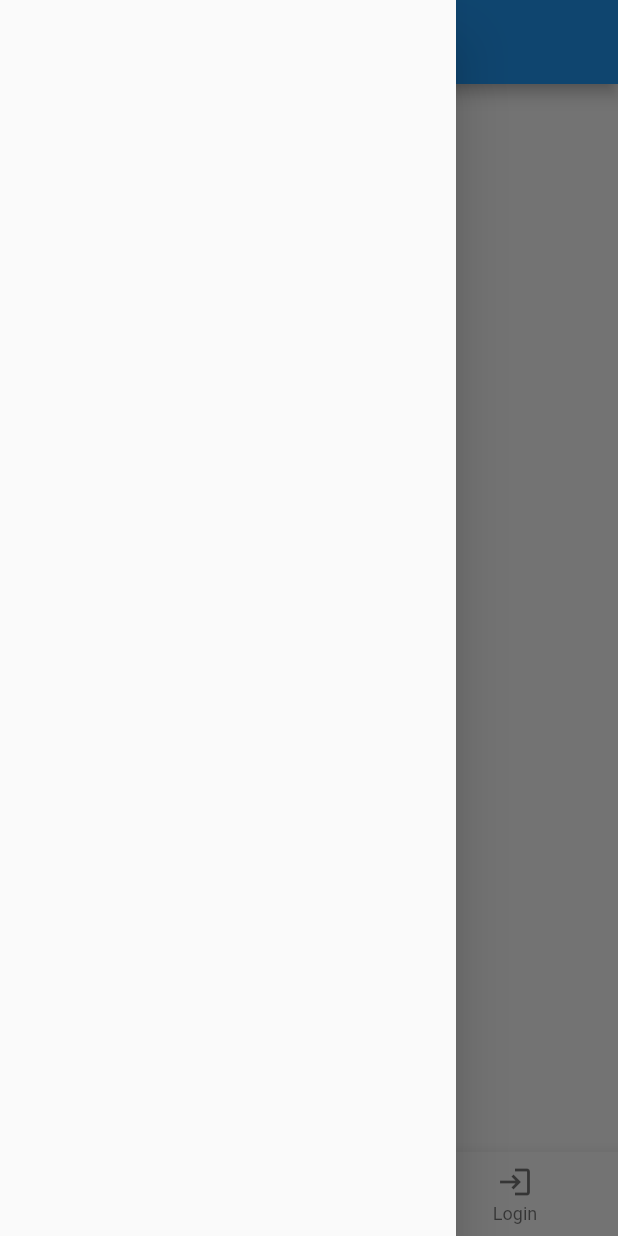
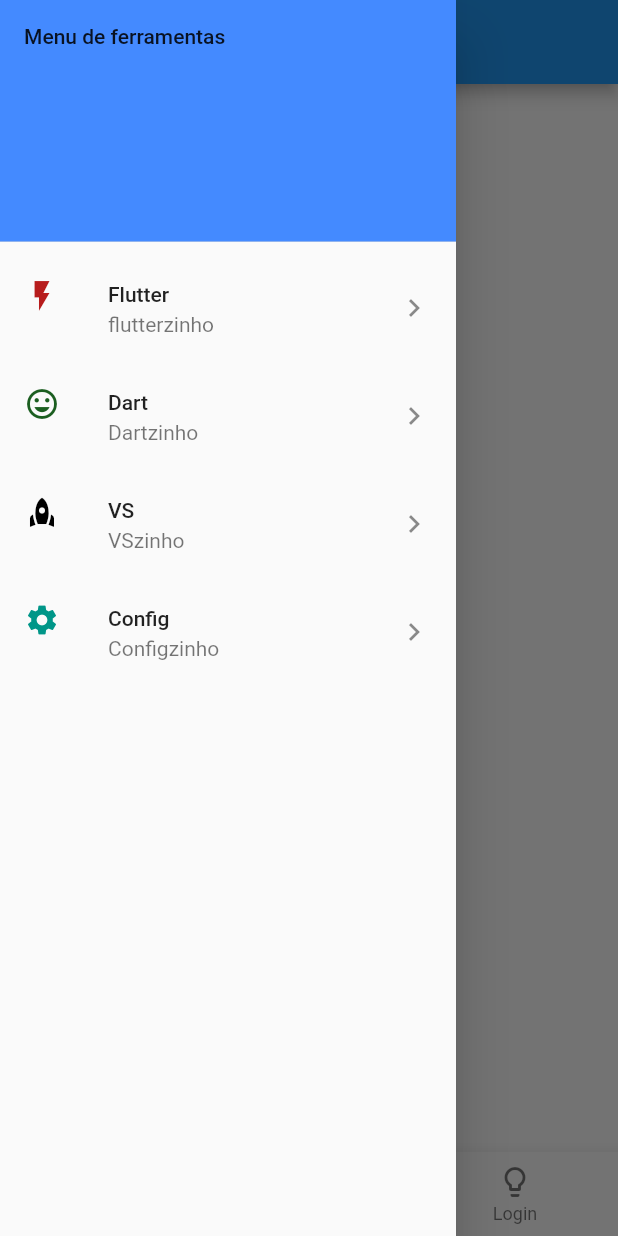
Before and after one commit to rodrigues-1917/Flutter-Exercicios, a Flutter app: the screen it shows after launch, with the side drawer open, on a phone screen of 412 x 824 dp. Run offline on Flutter 3.47's test engine with Material 2 defaults, Android fonts, the light colour scheme and no system bars.

Commit message:
Layout-icones-snackbar

```diff
--- a/Layout/app_layout/lib/layout.dart
+++ b/Layout/app_layout/lib/layout.dart
@@ -18,31 +18,136 @@
         // Barra de titulo
         appBar: AppBar(title: Text("Layout - Flutter")),
 
+
+
         // Menu lateral (hamburguer)
         drawer: Drawer(
+          // Child eh um atributo, diferente de children
+          child: ListView(
+            // Padding eh espacamento
+            padding: EdgeInsets.zero,
+            // Children eh uma lista, nesse caso de widgets
+            children: <Widget>[
+              // Cabecalho do menu
+              DrawerHeader(
+                child: Text("Menu de ferramentas"),
+                decoration: BoxDecoration(color: Colors.blueAccent)
+              ),
 
+              // item 1 do menu
+              ListTile(
+                title: Text("Flutter"),
+                subtitle: Text("flutterzinho"),
+                leading: Icon(Icons.flash_on,
+                  color: Colors.red.shade900,
+                  size: 24,
+                  ),
+                trailing: Icon(Icons.keyboard_arrow_right),
+                onTap: (){
+                  Navigator.pop(context);
+                },
+              ),
+
+              // item 2 do menu
+              ListTile(
+                title: Text("Dart"),
+                subtitle: Text("Dartzinho"),
+                leading: Icon(Icons.mood,
+                color: Colors.green.shade900,
+                size: 24
+                ),
+                trailing: Icon(Icons.keyboard_arrow_right),
+                onTap: (){
+                  Navigator.pop(context);
+                },
+              ),
+
+              // item 3 do menu
+              ListTile(
+                title: Text("VS"),
+                subtitle: Text("VSzinho"),
+                leading: Icon(Icons.rocket,
+                color: Colors.black,
+                size: 24
+                ),
+                trailing: Icon(Icons.keyboard_arrow_right),
+                onTap: (){
+                  Navigator.pop(context);
+                },
+              ),
+
+              // item 3 do menu
+              ListTile(
+                title: Text("Config"),
+                subtitle: Text("Configzinho"),
+                leading: Icon(Icons.settings,
+                color: Colors.teal,
+                size: 24
+                ),
+                trailing: Icon(Icons.keyboard_arrow_right),
+                onTap: (){
+                  Navigator.pop(context);
+                },
+              ),
+
+              // Versao do app
+
+            ],
+          ),
         ),
 
         // Corpo do app
         body: Center(
-          child: Text("Layout basico")
+
+          // Botao elevado
+          child: ElevatedButton(
+            // Titulo do botao
+            child: Text("Mostrar SnackBar"),
+            // Quando for pressionado
+            onPressed: () {
+              // Final pois nao sera mais alterado
+              // SnackBar sera a barra escura que aparecera no rodape
+              // Aqui estamos criando ela (ainda nao estamos chamando)
+              final snackBar = SnackBar(
+                // Texto que sera impresso na barra
+                content: Text("Buenas"),
+                // Duracao que ficara sendo exibido
+                duration: Duration(milliseconds: 2500),
+                // Comportamento da barra, nesse caso ira flutuar
+                behavior: SnackBarBehavior.floating,
+                // Acao da barra, sera o botao existente na barra
+                action: SnackBarAction(
+                  label: "Ok",
+                  onPressed: () {
+                    // Codigo de alguma funcao
+                  },
+                ),
+              );
+
+              // Agora sim, estamos chamando a snackbar, barra escura
+              // Chamamos a snackbar criada acima
+              ScaffoldMessenger.of(context).showSnackBar(snackBar);
+            },
+          ),
         ),
 
         // Barra de icones
         bottomNavigationBar: BottomNavigationBar(
-          items: [
+          items: const [
             // icone home
             BottomNavigationBarItem(
-              icon: Icon(Icons.home),
+              icon: Icon(Icons.water_drop),
               label: "Home"),
 
             // icone configuracoes
             BottomNavigationBarItem(
-              icon:  Icon(Icons.settings),
-              label: "Configuracoes"),
+              icon:  Icon(Icons.thermostat_rounded),
+              label: "Configuracoes"
+              ),
 
+            // icone login
             BottomNavigationBarItem(
-              icon: Icon(Icons.login),
+              icon: Icon(Icons.lightbulb_outline),
               label: "Login")
           ],
         ),
```
